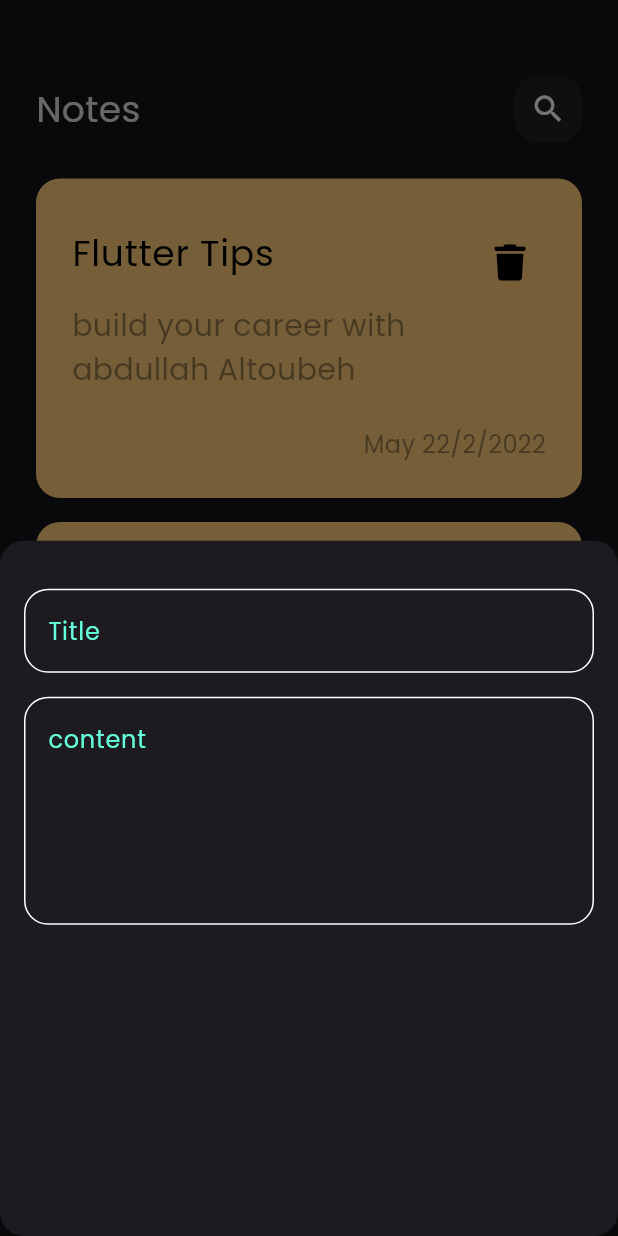
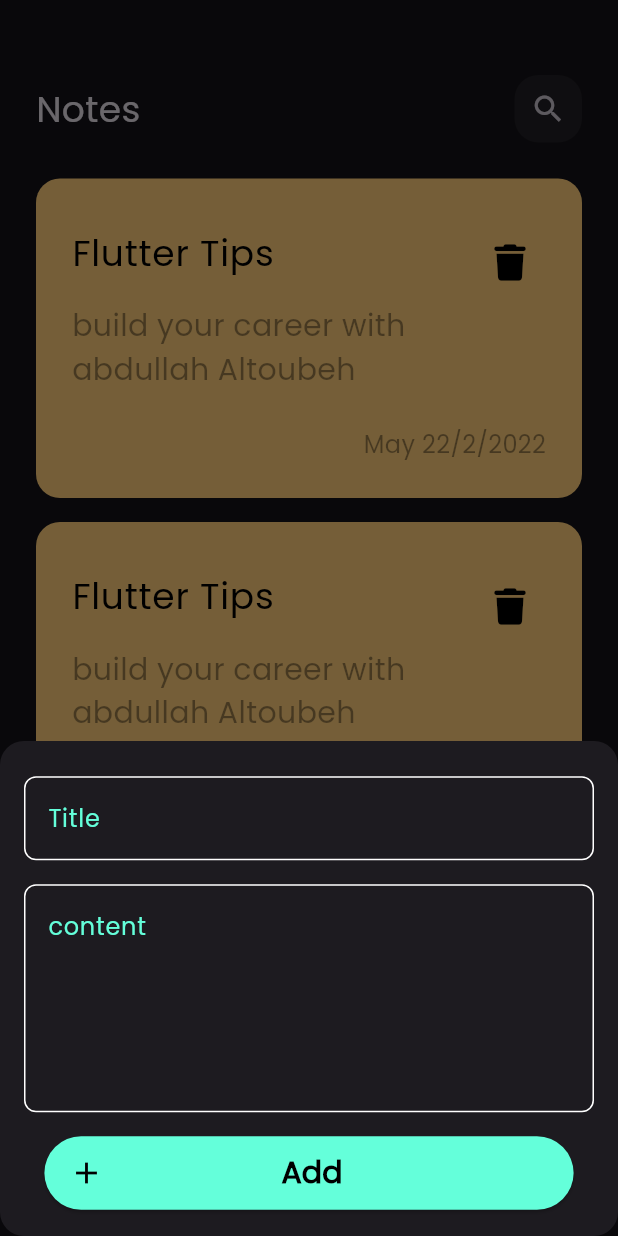
Before and after one commit to abdullahaltoubeh/nots_app, a Flutter app: the screen it shows after launch, after a tap on the "add" icon, on a phone screen of 412 x 824 dp. Run offline on Flutter 3.47's test engine with Material 3 defaults, Android fonts, the phone set to English and light mode, and no system bars; our stand-ins replace font_awesome_flutter.

Commit message:
ending UI

```diff
--- a/lib/main.dart
+++ b/lib/main.dart
@@ -15,6 +15,8 @@ class NotesApp extends StatelessWidget {
       debugShowCheckedModeBanner: false,
       theme: ThemeData(brightness: Brightness.dark,fontFamily: 'Poppins'
       ),
+
+      // initialRoute: NotesView(),
       home: const NotesView(),
     );
   }
--- /dev/null
+++ b/lib/views/edit_notes_view.dart
@@ -0,0 +1,15 @@
+import 'package:flutter/cupertino.dart';
+import 'package:flutter/material.dart';
+import 'package:nots_app/views/widgets/edit_notes_body.dart';
+import 'package:nots_app/views/widgets/note_view_body.dart';
+
+class EditNotesView extends StatelessWidget {
+  const EditNotesView({super.key});
+
+  @override
+  Widget build(BuildContext context) {
+    return Scaffold(
+      body: EditNotesBody(),
+    );
+  }
+}
--- a/lib/views/notes_view.dart
+++ b/lib/views/notes_view.dart
@@ -12,6 +12,7 @@ class NotesView extends StatelessWidget {
       floatingActionButton: FloatingActionButton(
           onPressed: () {
             showModalBottomSheet(
+
                 shape: RoundedRectangleBorder(
                     borderRadius: BorderRadius.circular(16)),
                 context: context,
@@ -19,6 +20,7 @@ class NotesView extends StatelessWidget {
                   return const ShowBottomSheet();
                 });
           },
+
           child: const Icon(Icons.add)),
     );
   }
--- a/lib/views/widgets/custom_app_bar.dart
+++ b/lib/views/widgets/custom_app_bar.dart
@@ -1,16 +1,21 @@
 import 'package:flutter/cupertino.dart';
-import 'package:nots_app/views/widgets/custom_search_icon.dart';
+import 'package:flutter/material.dart';
+import 'package:nots_app/views/widgets/custom_icon.dart';
 
 class CustomAppBar extends StatelessWidget {
-  const CustomAppBar({super.key});
+  CustomAppBar({super.key, required this.title,required this.icon});
 
+  String title;
+  final IconData icon;
   @override
   Widget build(BuildContext context) {
-    return const Row(
+    return Row(
       children: [
-        Text('Notes', style: TextStyle(fontSize: 24)),
-        Spacer(),
-        CustomSearchIcon(),
+        Text(title, style: TextStyle(fontSize: 24)),
+        const Spacer(),
+         CustomIcon(
+          iconType: icon,
+        )
       ],
     );
   }
--- /dev/null
+++ b/lib/views/widgets/custom_button.dart
@@ -0,0 +1,30 @@
+
+import 'package:flutter/cupertino.dart';
+import 'package:flutter/material.dart';
+
+import '../../consts_file.dart';
+
+class CutomElevatedButton extends StatelessWidget {
+  const CutomElevatedButton({
+    super.key,
+  });
+
+  @override
+  Widget build(BuildContext context) {
+    return ElevatedButton.icon(
+        onPressed: () {},
+        icon: const Icon(Icons.add,size: 24,color: Colors.black),
+        label:const Padding(
+          padding:
+          EdgeInsets.only(left:  110.0,right: 130, bottom: 10,top: 10),
+          child:  Text(
+            'Add',
+            style: TextStyle(
+                fontSize: 20,
+                color: Colors.black,
+                fontWeight: FontWeight.bold),
+          ),
+        ),
+        style: ElevatedButton.styleFrom(backgroundColor: kPrimaryColor));
+  }
+}
--- /dev/null
+++ b/lib/views/widgets/custom_icon.dart
@@ -0,0 +1,21 @@
+import 'package:flutter/material.dart';
+import 'package:font_awesome_flutter/font_awesome_flutter.dart';
+
+class CustomIcon extends StatelessWidget {
+  const CustomIcon({super.key, required this.iconType});
+
+  final IconData iconType;
+
+  @override
+  Widget build(BuildContext context) {
+    return Container(
+      width: 45,
+      height: 45,
+      decoration: BoxDecoration(
+        color: Colors.white.withOpacity(.05),
+        borderRadius: BorderRadius.circular(16),
+      ),
+      child: Center(child: IconButton(onPressed: (){},icon: Icon(iconType),)),
+    );
+  }
+}
--- a/lib/views/widgets/custom_search_icon.dart
+++ /dev/null
@@ -1,23 +0,0 @@
-import 'package:flutter/cupertino.dart';
-import 'package:flutter/material.dart';
-
-class CustomSearchIcon extends StatelessWidget {
-  const CustomSearchIcon({super.key});
-
-  @override
-  Widget build(BuildContext context) {
-    return Container(
-      width: 45,
-      height: 45,
-      decoration: BoxDecoration(color: Colors.white.withOpacity(.05)
-      ,borderRadius: BorderRadius.circular(16),
-      ),
-      child: const Center(
-        child: Icon(
-          Icons.search,
-          size: 24,
-        ),
-      ),
-    );
-  }
-}
--- a/lib/views/widgets/cutom_text_field.dart
+++ b/lib/views/widgets/cutom_text_field.dart
@@ -29,6 +29,6 @@ class CustomTextField extends StatelessWidget {
 
 OutlineInputBorder buildBorder([color]) {
   return OutlineInputBorder(
-      borderRadius: BorderRadius.circular(16),
+      borderRadius: BorderRadius.circular(8),
       borderSide: BorderSide(color: color ?? Colors.brown));
 }
--- /dev/null
+++ b/lib/views/widgets/edit_notes_body.dart
@@ -0,0 +1,35 @@
+import 'package:flutter/material.dart';
+import 'package:nots_app/views/widgets/custom_app_bar.dart';
+import 'package:nots_app/views/widgets/cutom_text_field.dart';
+
+class EditNotesBody extends StatelessWidget {
+  const EditNotesBody({super.key});
+
+  @override
+  Widget build(BuildContext context) {
+
+    return Padding(
+      padding: const EdgeInsets.symmetric(horizontal: 24.0),
+      child: Column(
+        children: [
+          const SizedBox(height: 50,),
+          CustomAppBar(
+            title: 'Edit Note',icon: Icons.check,
+          ),
+
+          SizedBox(height:16),
+          const CustomTextField(hint: 'Title'),
+          SizedBox(height:16),
+          const CustomTextField(
+            hint: 'Content',
+            maxLines: 5,
+          )
+        ],
+      ),
+    );
+
+
+
+
+    }
+  }
--- a/lib/views/widgets/note_item.dart
+++ b/lib/views/widgets/note_item.dart
@@ -1,12 +1,20 @@
   import 'package:flutter/material.dart';
 import 'package:font_awesome_flutter/font_awesome_flutter.dart';
+import 'package:nots_app/views/edit_notes_view.dart';
+import 'package:nots_app/views/widgets/edit_notes_body.dart';
 
 class NoteItem extends StatelessWidget {
   const NoteItem({super.key});
 
   @override
   Widget build(BuildContext context) {
-    return Container(
+    return GestureDetector(
+      onTap: (){
+        Navigator.push(context, MaterialPageRoute(builder: (context){
+          return const EditNotesView();
+        }));
+      },
+      child: Container(
           padding: const EdgeInsets.all(24),
           decoration: BoxDecoration(
               color: const Color(0xffFFCD79),
@@ -42,6 +50,7 @@ class NoteItem extends StatelessWidget {
                     TextStyle(color: Colors.black.withOpacity(0.4), fontSize: 16),
               )
             ],
-        ));
+          )),
+    );
   }
 }
--- a/lib/views/widgets/note_view_body.dart
+++ b/lib/views/widgets/note_view_body.dart
@@ -1,4 +1,5 @@
 import 'package:flutter/cupertino.dart';
+import 'package:flutter/material.dart';
 import 'package:nots_app/views/widgets/notes_list_view.dart';
 
 import 'custom_app_bar.dart';
@@ -8,13 +9,13 @@ class NoteViewBody extends StatelessWidget {
 
   @override
   Widget build(BuildContext context) {
-    return const Padding(
+    return  Padding(
       padding: EdgeInsets.symmetric(horizontal: 24),
       child: Column(
         children: [
-          SizedBox(height: 50,),
-          CustomAppBar(),
-          Expanded(child: NotesListView())
+         const SizedBox(height: 50,),
+          CustomAppBar(title: 'Notes',icon: Icons.search),
+          const Expanded(child: NotesListView())
         ],
       ),
     );
--- a/lib/views/widgets/show_bottom_sheet.dart
+++ b/lib/views/widgets/show_bottom_sheet.dart
@@ -1,18 +1,40 @@
-import 'package:flutter/cupertino.dart';
+import 'package:flutter/material.dart';
+import 'package:nots_app/consts_file.dart';
 import 'package:nots_app/views/widgets/cutom_text_field.dart';
+import 'package:nots_app/views/widgets/custom_button.dart';
 
 class ShowBottomSheet extends StatelessWidget {
   const ShowBottomSheet({super.key});
 
   @override
   Widget build(BuildContext context) {
-    return const Column(
-      children: [
-        SizedBox(height: 32,),
-        CustomTextField(hint: 'Title',),
-        SizedBox(height: 16,),
-        CustomTextField(hint: 'content',maxLines: 5,)
-      ],
+    return Container(
+      height: 330,
+      child: Column(
+        mainAxisAlignment: MainAxisAlignment.center,
+        children: [
+          SizedBox(
+            height: 16,
+          ),
+          CustomTextField(
+            hint: 'Title',
+          ),
+          SizedBox(
+            height: 16,
+          ),
+          CustomTextField(
+            hint: 'content',
+            maxLines: 5,
+          ),
+          SizedBox(
+            height: 16,
+          ),
+          CutomElevatedButton(),
+          SizedBox(height: 10,)
+
+          // TextButton(onPressed: (){}, child: Text('hello'))
+        ],
+      ),
     );
   }
 }
--- a/pubspec.yaml
+++ b/pubspec.yaml
@@ -29,6 +29,7 @@ environment:
 # versions available, run `flutter pub outdated`.
 dependencies:
   font_awesome_flutter: ^10.7.0
+
   flutter_launcher_icons: ^0.13.1
   flutter:
     sdk: flutter
```
Lines whose indentation alone changed are shown as unchanged.
